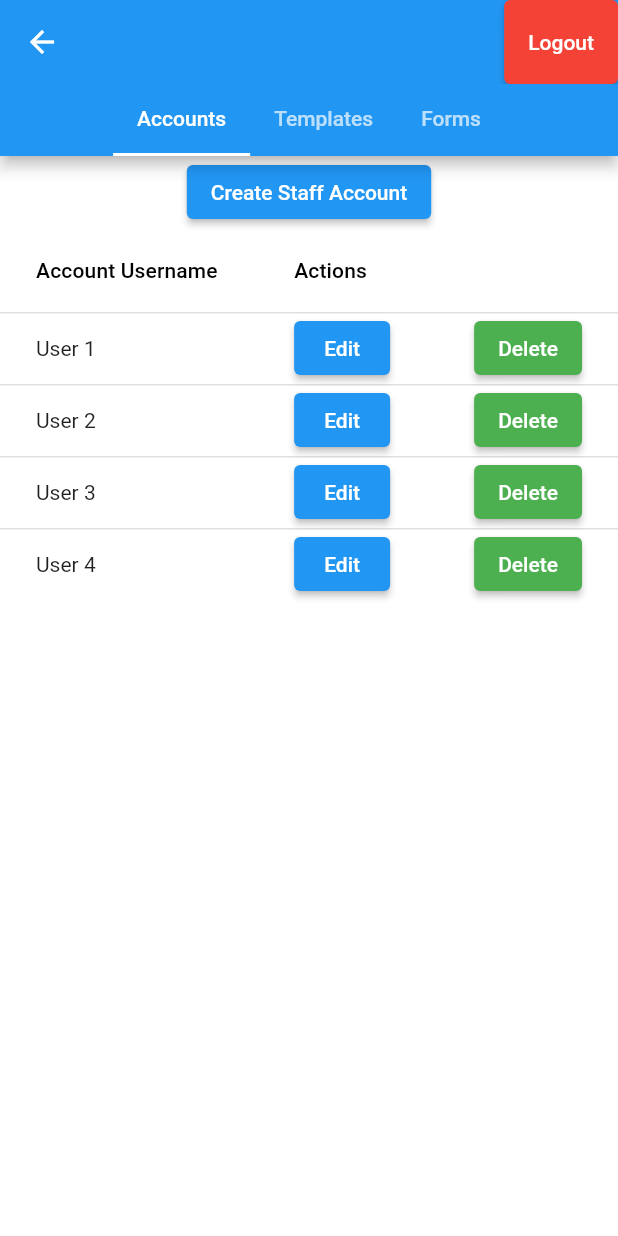
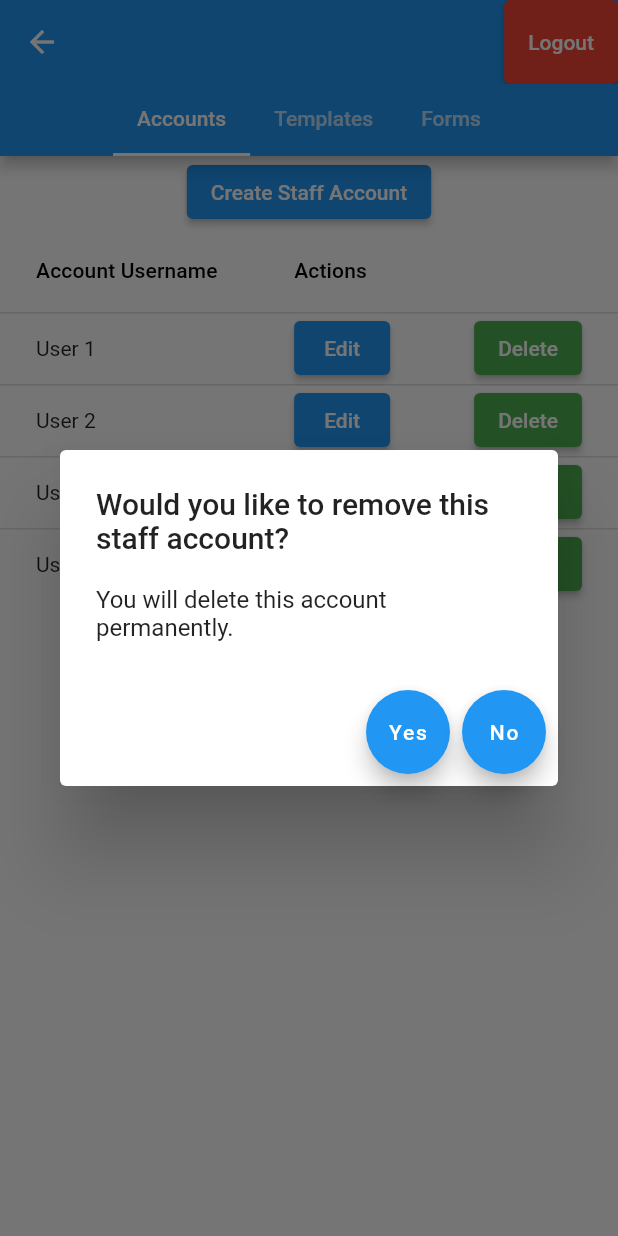
Before and after one commit to bohuie/webforms, a Flutter app: the ManageAccounts screen opened directly, after a tap on "Create Staff Account", after a tap on "Confirm", after a tap on "Delete", on a phone screen of 412 x 824 dp. Run offline on Flutter 3.47's test engine with Material 2 defaults, Android fonts, the phone set to English and light mode, and no system bars.

Commit message:
Added alert to removing staff accounts, couple navigation changes.

```diff
--- a/webforms/lib/ManageAccount.dart
+++ b/webforms/lib/ManageAccount.dart
@@ -1,6 +1,7 @@
 import 'package:flutter/material.dart';
 import 'package:webforms/editstaffaccount.dart';
 import 'createstaffaccounts.dart';
+import 'loggedinhome.dart';
 
 class ManageAccounts extends StatelessWidget {
   const ManageAccounts({super.key});
@@ -27,6 +28,7 @@ class createstaffbutton extends StatelessWidget {
   @override
   Widget build(BuildContext context) {
     return Row(
+
       mainAxisAlignment: MainAxisAlignment.spaceEvenly,
       children: [
         ElevatedButton(
@@ -68,7 +70,7 @@ class formList extends StatelessWidget {
           DataCell(ElevatedButton(
               child: Text('Delete'),
               onPressed: () {
-                //navDeleteAccount(context);
+                modalStaffAccountDeletion(context);
               },
 
               style: ElevatedButton.styleFrom(primary: Colors.green)))
@@ -84,7 +86,7 @@ class formList extends StatelessWidget {
           DataCell(ElevatedButton(
               child: Text('Delete'),
               onPressed: () {
-                //navDeleteAccount(context);
+                modalStaffAccountDeletion(context);
               },
 
               style: ElevatedButton.styleFrom(primary: Colors.green)))
@@ -100,7 +102,7 @@ class formList extends StatelessWidget {
           DataCell(ElevatedButton(
               child: Text('Delete'),
               onPressed: () {
-                //navDeleteAccount(context);
+                modalStaffAccountDeletion(context);
               },
 
               style: ElevatedButton.styleFrom(primary: Colors.green)))
@@ -116,7 +118,7 @@ class formList extends StatelessWidget {
           DataCell(ElevatedButton(
               child: Text('Delete'),
               onPressed: () {
-                //navDeleteAccount(context);
+                modalStaffAccountDeletion(context);
               },
 
               style: ElevatedButton.styleFrom(primary: Colors.green)))
@@ -124,13 +126,41 @@ class formList extends StatelessWidget {
       ],
     );
   }
-void navEditAccount(BuildContext context) {
+ void navEditAccount(BuildContext context) {
     Navigator.of(context)
         .pushReplacement(MaterialPageRoute(builder: (context) => editstaffbutton()));
   }
 
-  void navDeleteAccount(BuildContext context) {
+ void navDeleteAccount(BuildContext context) {
     Navigator.of(context).pushReplacement(
         MaterialPageRoute(builder: (context) => ManageAccounts()));
   }
+
+  void modalStaffAccountDeletion(BuildContext context) {
+    showDialog(
+      context: context,
+        builder: (context) {
+          return AlertDialog(
+            title: Text('Would you like to remove this staff account?'),
+            content: Text('You will delete this account permanently.'),
+            actions: <Widget>[
+              FloatingActionButton(
+                child: Text('Yes'),
+                onPressed: () {navRemoveStaffAccount(context);},
+                ),
+              FloatingActionButton(
+                child: Text('No'),
+                onPressed: () {navRemoveStaffAccount(context);},
+              ),
+            ]
+          );
+
+        }
+    );
+  }
+
+   void navRemoveStaffAccount(BuildContext context) {
+    Navigator.of(context).pushReplacement(MaterialPageRoute(builder: (context) => LoggedInPage(0)));
+  }
+
 }
--- a/webforms/lib/login.dart
+++ b/webforms/lib/login.dart
@@ -34,7 +34,7 @@ class loginbutton extends StatelessWidget {
 
   void navigate(BuildContext context) {
     Navigator.of(context).pushReplacement(
-        MaterialPageRoute(builder: (context) => LoggedInPage(1)));
+        MaterialPageRoute(builder: (context) => LoggedInPage(0)));
   }
 }
 
```
